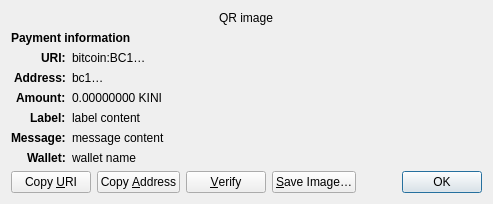
bitkini/bitkini, file src/qt/forms/receiverequestdialog.ui: the form before one commit.
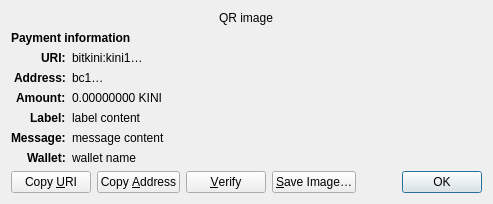
The form after the commit. Custom widgets are drawn as their Qt base class.

Commit message: bitcoin: addressess changed to bitkini:

Patch:
```diff
--- a/src/qt/forms/receiverequestdialog.ui
+++ b/src/qt/forms/receiverequestdialog.ui
@@ -65,7 +65,7 @@
    <item row="2" column="1" alignment="Qt::AlignTop">
     <widget class="QLabel" name="uri_content">
      <property name="text">
-      <string notr="true">bitcoin:BC1…</string>
+      <string notr="true">bitkini:kini1…</string>
      </property>
      <property name="textFormat">
       <enum>Qt::RichText</enum>
```
The commit also changes 5 other files.
